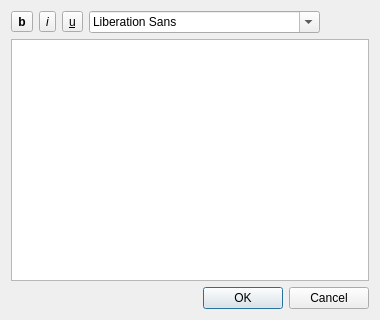
The window that src/ui/note.ui (hakaishi/nobleNote) describes before a commit, drawn with Qt 5.
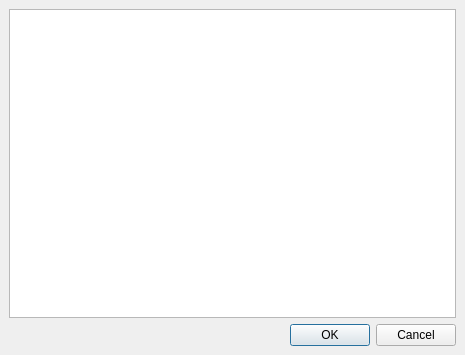
The same window after the commit.

Diff of the .ui file:
```diff
--- a/src/ui/note.ui
+++ b/src/ui/note.ui
@@ -1,71 +1,25 @@
 <?xml version="1.0" encoding="UTF-8"?>
 <ui version="4.0">
  <class>Note</class>
- <widget class="QDialog" name="Note">
+ <widget class="QMainWindow" name="Note">
   <property name="geometry">
    <rect>
     <x>0</x>
     <y>0</y>
-    <width>380</width>
-    <height>320</height>
+    <width>465</width>
+    <height>355</height>
    </rect>
   </property>
   <property name="windowTitle">
    <string>Dialog</string>
   </property>
-  <layout class="QGridLayout" name="gridLayout_2">
-   <item row="0" column="0">
+  <widget class="QWidget" name="centralwidget">
     <layout class="QGridLayout" name="gridLayout">
-     <item row="0" column="3">
-      <widget class="QFontComboBox" name="fontComboBox"/>
-     </item>
-     <item row="0" column="1">
-      <widget class="QToolButton" name="toolI">
-       <property name="font">
-        <font>
-         <italic>true</italic>
-        </font>
-       </property>
-       <property name="text">
-        <string>i</string>
-       </property>
-      </widget>
-     </item>
      <item row="0" column="0">
-      <widget class="QToolButton" name="toolB">
-       <property name="font">
-        <font>
-         <weight>75</weight>
-         <bold>true</bold>
-        </font>
-       </property>
-       <property name="text">
-        <string>b</string>
-       </property>
-      </widget>
-     </item>
-     <item row="0" column="2">
-      <widget class="QToolButton" name="toolU">
-       <property name="font">
-        <font>
-         <underline>true</underline>
-        </font>
-       </property>
-       <property name="text">
-        <string>u</string>
-       </property>
-      </widget>
-     </item>
-     <item row="1" column="0" colspan="5">
       <widget class="QTextEdit" name="textEdit"/>
      </item>
-    </layout>
-   </item>
    <item row="1" column="0">
     <widget class="QDialogButtonBox" name="buttonBox">
-     <property name="orientation">
-      <enum>Qt::Horizontal</enum>
-     </property>
      <property name="standardButtons">
       <set>QDialogButtonBox::Cancel|QDialogButtonBox::Ok</set>
      </property>
@@ -73,6 +27,7 @@
    </item>
   </layout>
  </widget>
+ </widget>
  <resources/>
  <connections>
   <connection>
```
Left out of the diff: 18 changed lines with no effect on the pictures. Lines whose indentation alone changed are shown as unchanged.
